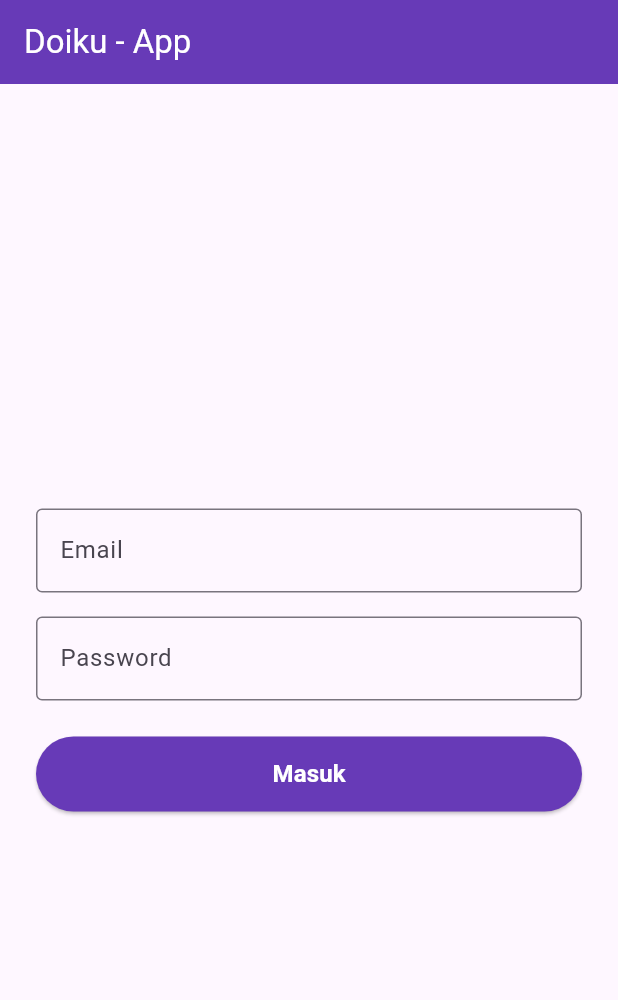
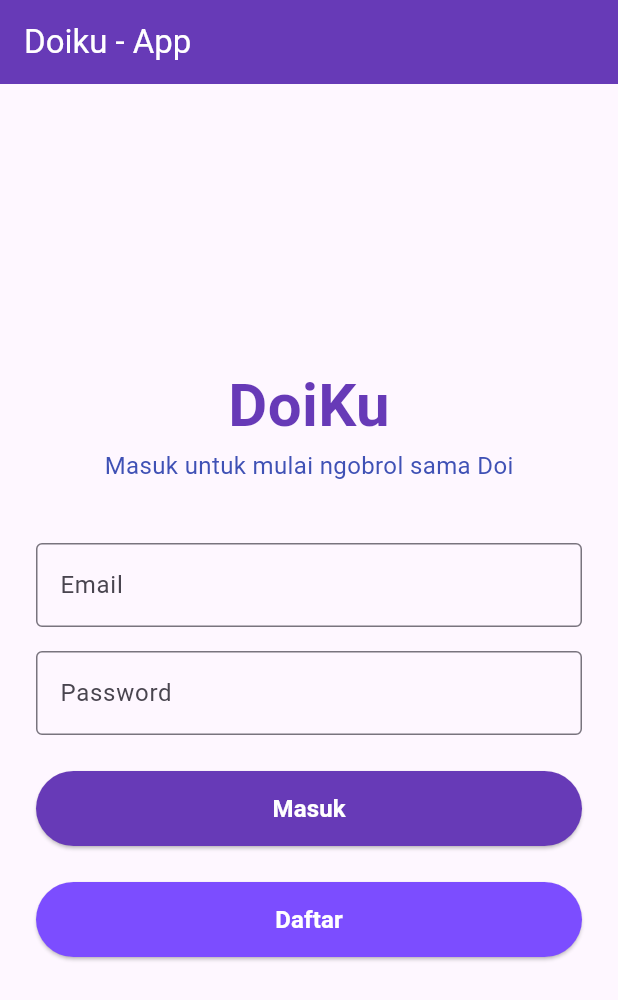
Before and after one commit to TheHans06/DoiKu-App, a Flutter app: the screen it shows after launch, on a phone screen of 412 x 824 dp. Shown: the top 1000 px of the screen. Run offline on Flutter 3.47's test engine with Material 3 defaults, Android fonts, the phone set to English and light mode, and no system bars.

Commit message:
Daftar Button

```diff
--- a/lib/login_screen.dart
+++ b/lib/login_screen.dart
@@ -17,6 +17,23 @@ class LoginScreen extends StatelessWidget{
         child: Column(
           mainAxisAlignment: MainAxisAlignment.center,
           children: [
+            const Text(
+              'DoiKu',
+              style: TextStyle(
+                fontSize: 40,
+                fontWeight: FontWeight.bold,
+                color: Colors.deepPurple
+              ),
+            ),
+            const Text(
+              'Masuk untuk mulai ngobrol sama Doi',
+              style: TextStyle(
+                fontSize: 16,
+                color: Colors.indigo
+              ),
+            ),
+            const SizedBox(height: 40),
+
             const TextField(
               decoration: InputDecoration(
                 labelText: 'Email',
@@ -53,6 +70,24 @@ class LoginScreen extends StatelessWidget{
                 ),
               ),
             ),
+            const SizedBox(height: 24),
+            SizedBox(
+              width: double.infinity,
+              height: 50,
+              child: ElevatedButton(
+                style: ElevatedButton.styleFrom(
+                  backgroundColor: Colors.deepPurpleAccent,
+                  foregroundColor: Colors.white
+                ),
+                onPressed: () {
+                  print("Tombol Daftar diclick");
+                },
+                child: const Text(
+                  'Daftar',
+                  style: TextStyle(fontSize: 16, fontWeight: FontWeight.bold),
+                ),
+              ),
+            )
           ],
         ),
       ),
```
